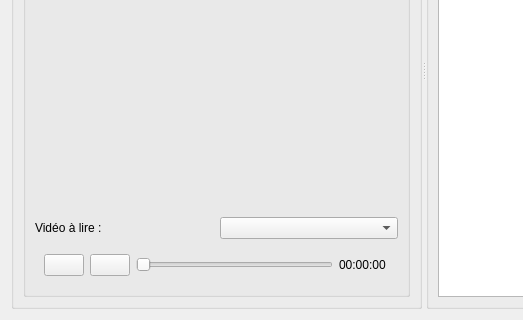
Above: src/View/subtitlepane.ui from cinemaouvert/OCT before the change; both pictures show x 0 to 523 and y 180 to 500 of the 800 by 500 pixel window. Below: the same form after it.
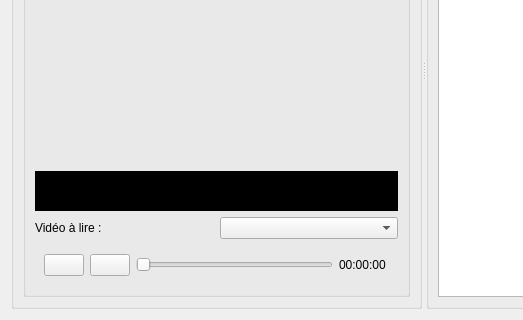
That is the form after the change. Icons and pictures are not drawn. Custom widgets are drawn as their Qt base class.

What changed in the file:
```diff
--- a/src/View/subtitlepane.ui
+++ b/src/View/subtitlepane.ui
@@ -242,6 +242,27 @@
             </layout>
            </widget>
           </item>
+          <item>
+           <widget class="QLabel" name="subtitleTextLabel">
+            <property name="minimumSize">
+             <size>
+              <width>0</width>
+              <height>40</height>
+             </size>
+            </property>
+            <property name="styleSheet">
+             <string notr="true">font: 87 10pt &quot;Arial Black&quot;;
+border-color: rgb(255, 255, 255);
+color: rgb(255, 255, 255);
+qproperty-alignment: AlignCenter;
+background-color: rgb(0, 0, 0);
+</string>
+            </property>
+            <property name="text">
+             <string/>
+            </property>
+           </widget>
+          </item>
           <item>
            <layout class="QHBoxLayout" name="horizontalLayout_3">
             <item>
```
